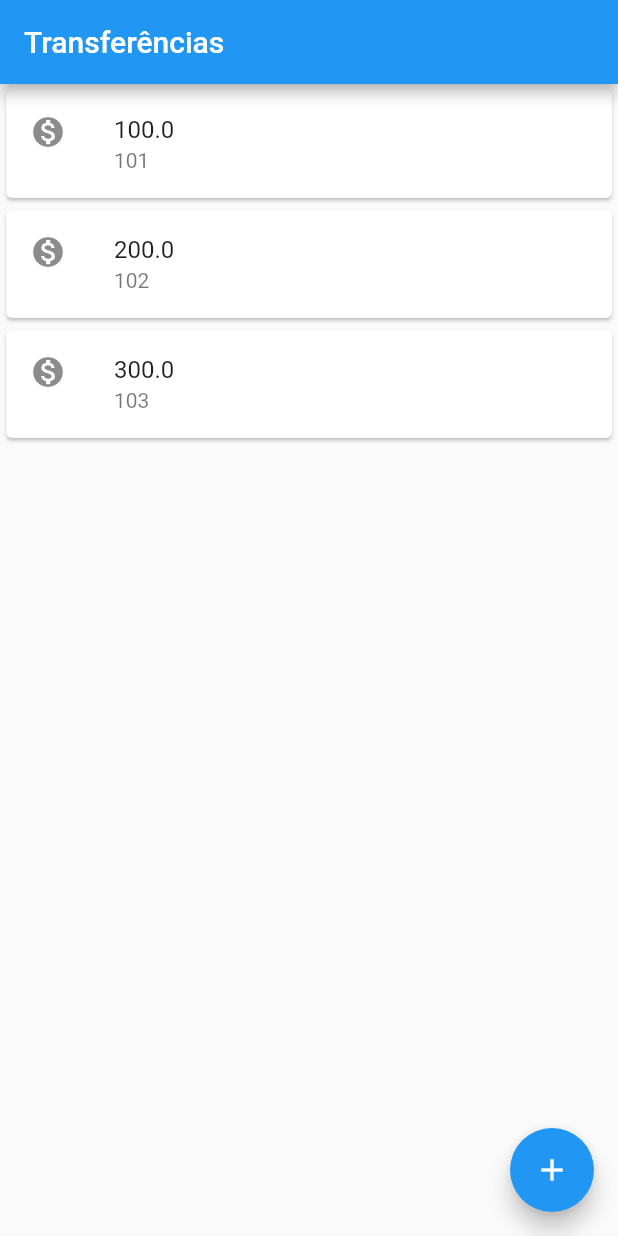
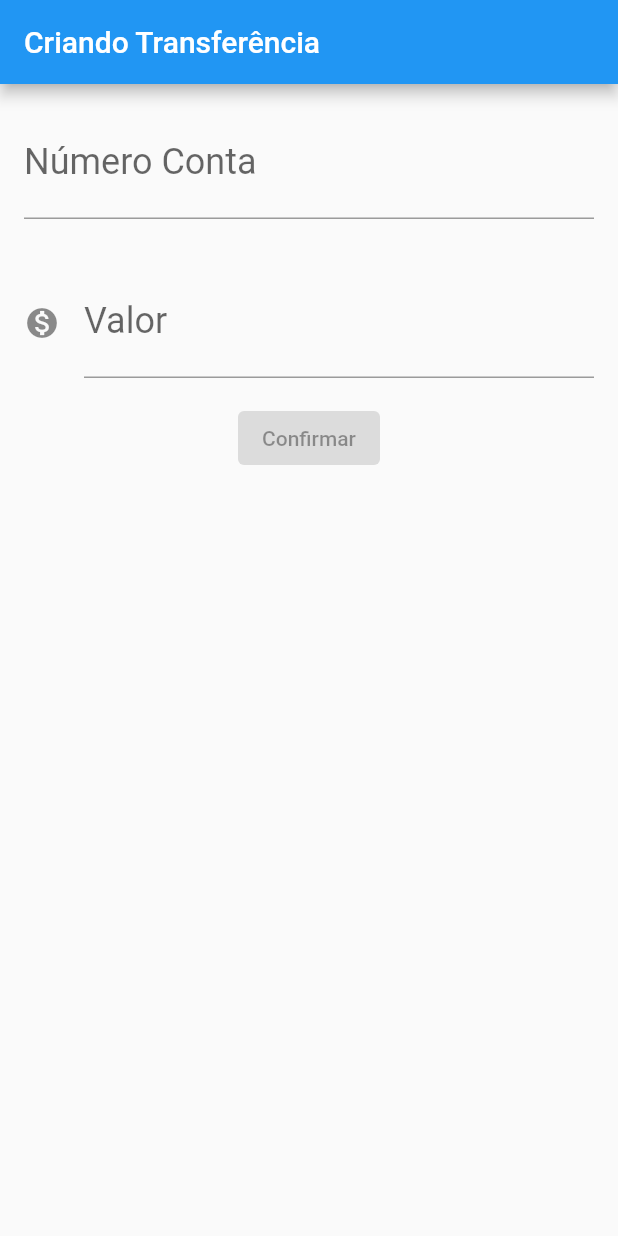
Before and after one commit to PauloAfonsoBatistaGoncalves/bytebank, a Flutter app: the screen it shows after launch, on a phone screen of 412 x 824 dp. Run offline on Flutter 3.47's test engine with Material 2 defaults, Android fonts, the phone set to English and light mode, and no system bars.

Commit message:
Implementacao de formulário

```diff
--- a/lib/main.dart
+++ b/lib/main.dart
@@ -1,32 +1,40 @@
 import 'package:flutter/material.dart';
 
-void main() => runApp(MaterialApp(
+void main() => runApp(Bytebank());
+
+class Bytebank extends StatelessWidget {
+  @override
+  Widget build(BuildContext context) {
+    return MaterialApp(
       home: Scaffold(
-        body: ListaTransferencias(),
-        appBar: AppBar(
-          title: Text('Transferências'),
-        ),
-        floatingActionButton: FloatingActionButton(
-          child: Icon(Icons.add),
-        ),
+        body: FormularioTransferencia(),
       ),
-    ));
+    );
+  }
+}
 
 class ListaTransferencias extends StatelessWidget {
   @override
   Widget build(BuildContext context) {
-    return Column(
-      children: [
-        ItemTransferencia(new Transferencia(100, 101)),
-        ItemTransferencia(new Transferencia(200, 102)),
-        ItemTransferencia(new Transferencia(300, 103)),
-      ],
+    return Scaffold(
+      appBar: AppBar(
+        title: Text('Transferências'),
+      ),
+      body: Column(
+        children: [
+          ItemTransferencia(new Transferencia(100, 101)),
+          ItemTransferencia(new Transferencia(200, 102)),
+          ItemTransferencia(new Transferencia(300, 103)),
+        ],
+      ),
+      floatingActionButton: FloatingActionButton(
+        child: Icon(Icons.add),
+      ),
     );
   }
 }
 
 class ItemTransferencia extends StatelessWidget {
-
   final Transferencia _transferencia;
 
   ItemTransferencia(this._transferencia);
@@ -49,3 +57,44 @@ class Transferencia {
 
   Transferencia(this.valor, this.numeroConta);
 }
+
+class FormularioTransferencia extends StatelessWidget {
+  @override
+  Widget build(BuildContext context) {
+    return Scaffold(
+      appBar: AppBar(
+        title: Text('Criando Transferência'),
+      ),
+      body: Column(
+        children: [
+          Padding(
+            padding: const EdgeInsets.all(16.0),
+            child: TextField(
+              style: TextStyle(fontSize: 24.0),
+              decoration: InputDecoration(
+                labelText: 'Número Conta',
+                hintText: '0000',
+              ),
+              keyboardType: TextInputType.number,
+            ),
+          ),
+          Padding(
+            padding: const EdgeInsets.all(16.0),
+            child: TextField(
+              style: TextStyle(fontSize: 24.0),
+              decoration: InputDecoration(
+                labelText: 'Valor',
+                hintText: '0.00',
+                icon: Icon(Icons.monetization_on),
+              ),
+              keyboardType: TextInputType.number,
+            ),
+          ),
+          ElevatedButton(
+            child: Text('Confirmar'),
+          ),
+        ],
+      ),
+    );
+  }
+}
```
